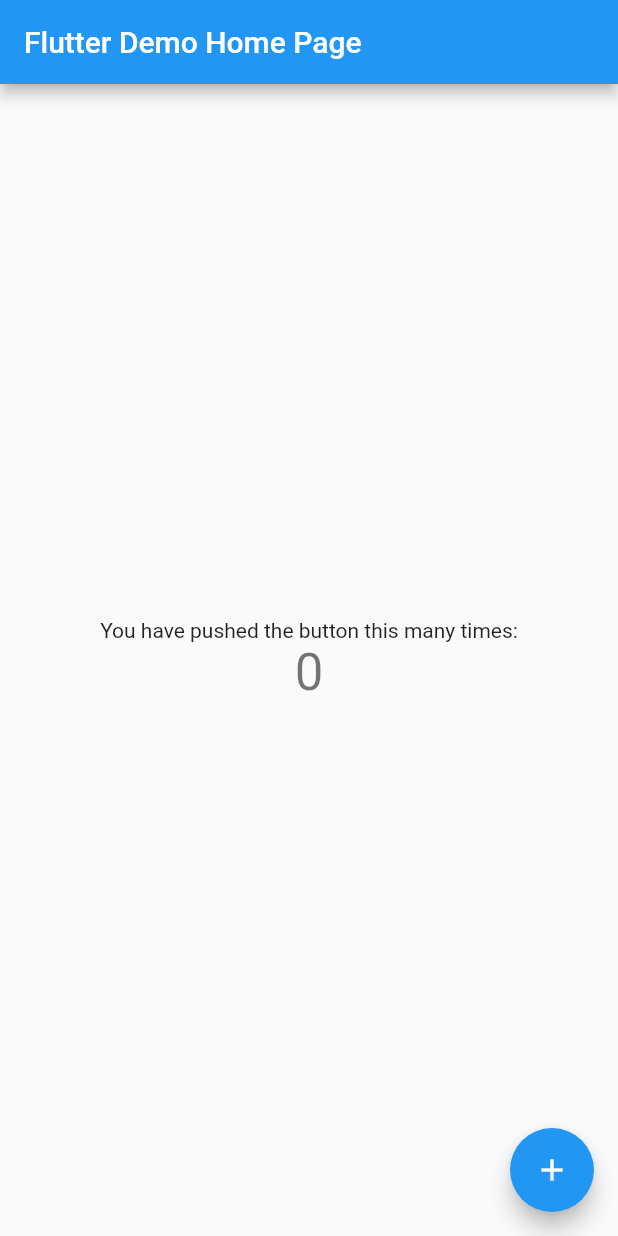
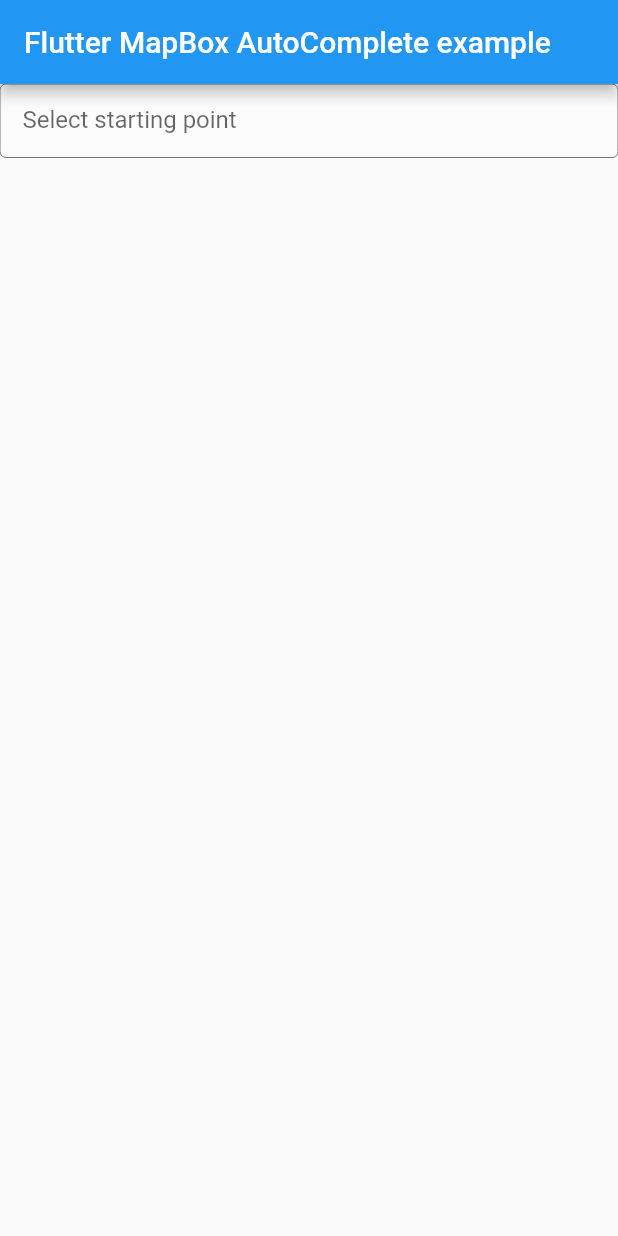
Before and after one commit to lhamycodes/flutter_mapbox_autocomplete, a Flutter app: the screen it shows after launch, on a phone screen of 412 x 824 dp. Run offline on Flutter 3.47's test engine with Material 2 defaults, Android fonts, the phone set to English and light mode, and no system bars.

Commit message:
Complete example app

```diff
--- a/example/lib/main.dart
+++ b/example/lib/main.dart
@@ -1,111 +1,53 @@
 import 'package:flutter/material.dart';
+import 'tokens.dart';
+import 'package:flutter_mapbox_autocomplete/flutter_mapbox_autocomplete.dart';
 
 void main() => runApp(MyApp());
 
 class MyApp extends StatelessWidget {
-  // This widget is the root of your application.
   @override
   Widget build(BuildContext context) {
     return MaterialApp(
-      title: 'Flutter Demo',
+      title: 'Flutter MapBox AutoComplete',
       theme: ThemeData(
-        // This is the theme of your application.
-        //
-        // Try running your application with "flutter run". You'll see the
-        // application has a blue toolbar. Then, without quitting the app, try
-        // changing the primarySwatch below to Colors.green and then invoke
-        // "hot reload" (press "r" in the console where you ran "flutter run",
-        // or simply save your changes to "hot reload" in a Flutter IDE).
-        // Notice that the counter didn't reset back to zero; the application
-        // is not restarted.
         primarySwatch: Colors.blue,
       ),
-      home: MyHomePage(title: 'Flutter Demo Home Page'),
+      home: Home(),
     );
   }
 }
 
-class MyHomePage extends StatefulWidget {
-  MyHomePage({Key key, this.title}) : super(key: key);
-
-  // This widget is the home page of your application. It is stateful, meaning
-  // that it has a State object (defined below) that contains fields that affect
-  // how it looks.
-
-  // This class is the configuration for the state. It holds the values (in this
-  // case the title) provided by the parent (in this case the App widget) and
-  // used by the build method of the State. Fields in a Widget subclass are
-  // always marked "final".
-
-  final String title;
-
+class Home extends StatefulWidget {
   @override
-  _MyHomePageState createState() => _MyHomePageState();
+  _HomeState createState() => _HomeState();
 }
 
-class _MyHomePageState extends State<MyHomePage> {
-  int _counter = 0;
-
-  void _incrementCounter() {
-    setState(() {
-      // This call to setState tells the Flutter framework that something has
-      // changed in this State, which causes it to rerun the build method below
-      // so that the display can reflect the updated values. If we changed
-      // _counter without calling setState(), then the build method would not be
-      // called again, and so nothing would appear to happen.
-      _counter++;
-    });
-  }
-
+class _HomeState extends State<Home> {
   @override
   Widget build(BuildContext context) {
-    // This method is rerun every time setState is called, for instance as done
-    // by the _incrementCounter method above.
-    //
-    // The Flutter framework has been optimized to make rerunning build methods
-    // fast, so that you can just rebuild anything that needs updating rather
-    // than having to individually change instances of widgets.
     return Scaffold(
       appBar: AppBar(
-        // Here we take the value from the MyHomePage object that was created by
-        // the App.build method, and use it to set our appbar title.
-        title: Text(widget.title),
+        title: Text("Flutter MapBox AutoComplete example"),
       ),
-      body: Center(
-        // Center is a layout widget. It takes a single child and positions it
-        // in the middle of the parent.
-        child: Column(
-          // Column is also a layout widget. It takes a list of children and
-          // arranges them vertically. By default, it sizes itself to fit its
-          // children horizontally, and tries to be as tall as its parent.
-          //
-          // Invoke "debug painting" (press "p" in the console, choose the
-          // "Toggle Debug Paint" action from the Flutter Inspector in Android
-          // Studio, or the "Toggle Debug Paint" command in Visual Studio Code)
-          // to see the wireframe for each widget.
-          //
-          // Column has various properties to control how it sizes itself and
-          // how it positions its children. Here we use mainAxisAlignment to
-          // center the children vertically; the main axis here is the vertical
-          // axis because Columns are vertical (the cross axis would be
-          // horizontal).
-          mainAxisAlignment: MainAxisAlignment.center,
-          children: <Widget>[
-            Text(
-              'You have pushed the button this many times:',
-            ),
-            Text(
-              '$_counter',
-              style: Theme.of(context).textTheme.display1,
-            ),
-          ],
+      body: SingleChildScrollView(
+        child: CustomTextField(
+          hintText: "Select starting point",
+          onTap: () {
+            Navigator.push(
+              context,
+              MaterialPageRoute(
+                builder: (context) => MapBoxAutoCompleteWidget(
+                  apiKey: Tokens.MAPBOX_ACCESS_TOKEN,
+                  hint: "Select starting point",
+                  onSelect: (place) {},
+                  limit: 10,
+                ),
+              ),
+            );
+          },
+          enabled: true,
         ),
       ),
-      floatingActionButton: FloatingActionButton(
-        onPressed: _incrementCounter,
-        tooltip: 'Increment',
-        child: Icon(Icons.add),
-      ), // This trailing comma makes auto-formatting nicer for build methods.
     );
   }
 }
```
Also changed, not shown: example/pubspec.yaml (+2 -41 lines), example/pubspec.lock, 1 other file.
